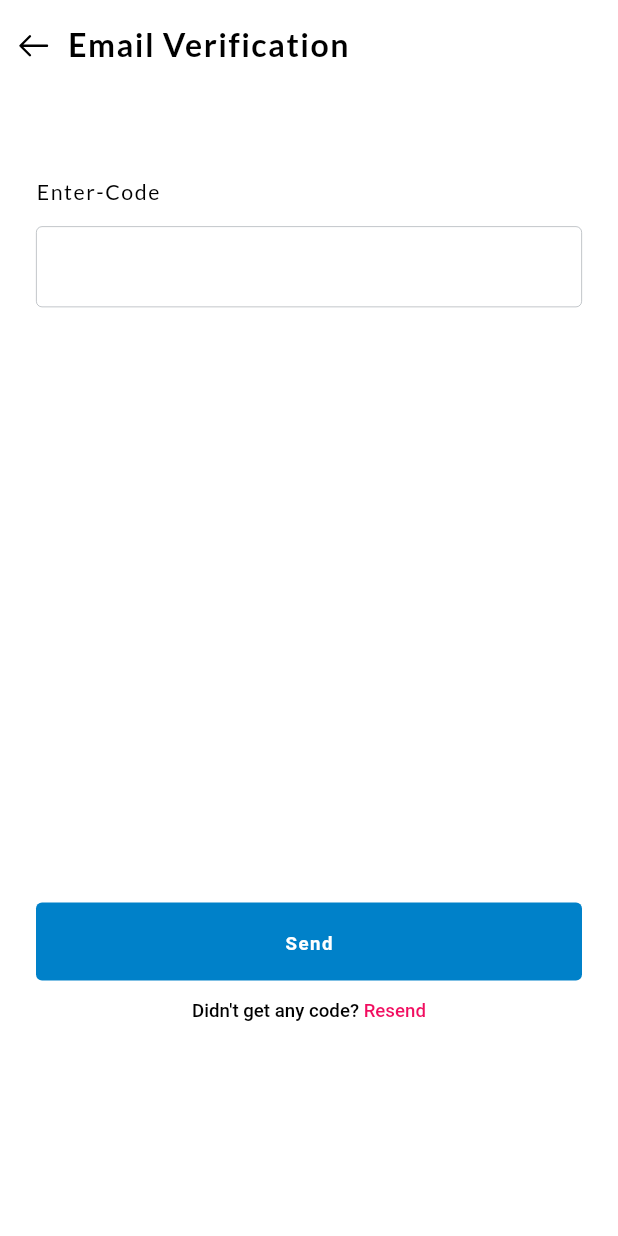
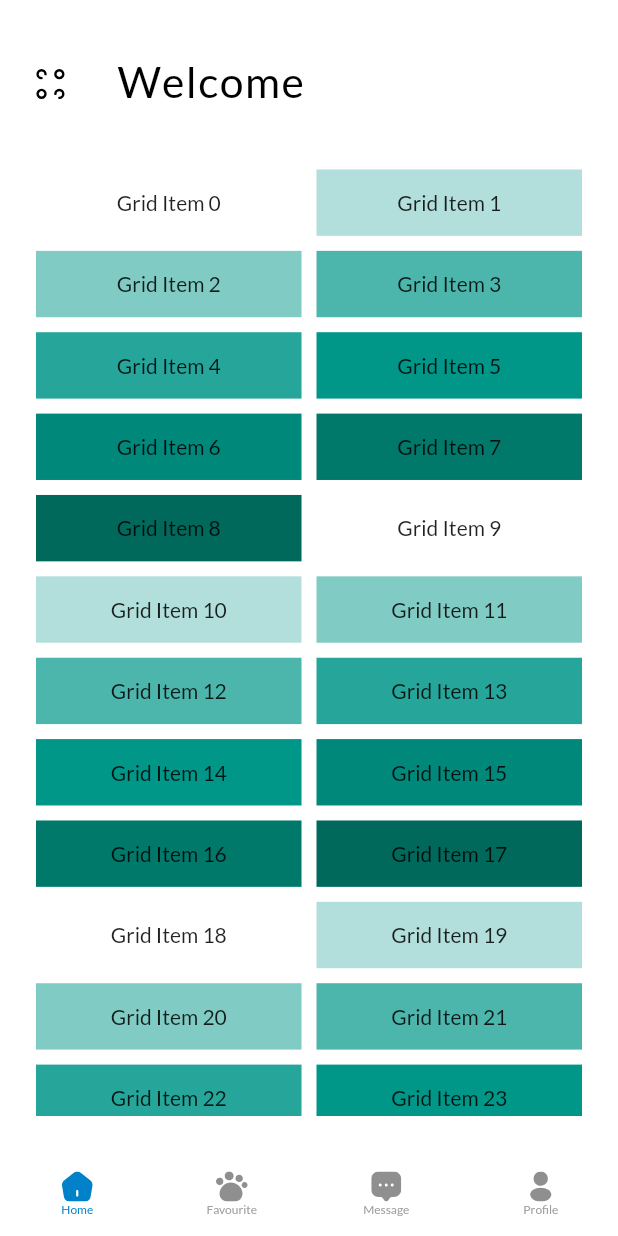
Before and after one commit to devshally/petbi, a Flutter app: the EmailVerificationScreen screen opened by its route, after a tap on "Send", on a phone screen of 412 x 824 dp. Run offline on Flutter 3.47's test engine with Material 2 defaults, Android fonts, the phone set to English and light mode, and no system bars; our stand-ins replace auto_route, dio, equatable, flutter_bloc, flutter_screenutil, flutter_svg and 3 more.

Commit message:
(WIP) Bottom Navigation.

```diff
--- a/lib/src/bottom navigation/bottom_navigation.dart
+++ b/lib/src/bottom navigation/bottom_navigation.dart
@@ -1,12 +1,26 @@
+// ignore_for_file: deprecated_member_use
+
 import 'package:flutter/material.dart';
+import 'package:petbi/src/bottom%20navigation/home/home.dart';
 import 'package:petbi/src/core/resources/resources.dart';
 import 'package:petbi/src/core/resources/widgets/bottom_navigation_bar/state/bottom_navigation_state.dart';
 
-class BottomNavigationScreen extends StatefulWidget {
+class BottomNavigationScreen extends StatefulWidget
+    implements AutoRouteWrapper {
   const BottomNavigationScreen({super.key});
 
   @override
   State<BottomNavigationScreen> createState() => _BottomNavigationScreenState();
+
+  @override
+  Widget wrappedRoute(BuildContext context) {
+    return MultiBlocProvider(
+      providers: [
+        BlocProvider(create: (_) => BottomNavigationCubit()),
+      ],
+      child: this,
+    );
+  }
 }
 
 class _BottomNavigationScreenState extends State<BottomNavigationScreen> {
@@ -18,14 +32,47 @@ class _BottomNavigationScreenState extends State<BottomNavigationScreen> {
       body: IndexedStack(
         index: state.currentIndex,
         children: [
-          Container(),
+          const HomeScreen(),
           Container(),
           Container(),
           Container(),
         ],
       ),
-      bottomNavigationBar: const BottomNavigationWidget(
-        items: [],
+      bottomNavigationBar: BottomNavigationWidget(
+        items: [
+          BottomNavigationBarItem(
+            activeIcon: SvgPicture.asset(
+              AppImages.homeIcon,
+              color: Theme.of(context).primaryColor,
+            ),
+            icon: SvgPicture.asset(AppImages.homeIcon),
+            label: 'Home',
+          ),
+          BottomNavigationBarItem(
+            activeIcon: SvgPicture.asset(
+              AppImages.favoriteIcon,
+              color: Theme.of(context).primaryColor,
+            ),
+            icon: SvgPicture.asset(AppImages.favoriteIcon),
+            label: 'Favourite',
+          ),
+          BottomNavigationBarItem(
+            activeIcon: SvgPicture.asset(
+              AppImages.messageIcon,
+              color: Theme.of(context).primaryColor,
+            ),
+            icon: SvgPicture.asset(AppImages.messageIcon),
+            label: 'Message',
+          ),
+          BottomNavigationBarItem(
+            activeIcon: SvgPicture.asset(
+              AppImages.userIcon,
+              color: Theme.of(context).primaryColor,
+            ),
+            icon: SvgPicture.asset(AppImages.userIcon),
+            label: 'Profile',
+          ),
+        ],
       ),
     );
   }
--- /dev/null
+++ b/lib/src/bottom navigation/home/home.dart
@@ -0,0 +1,51 @@
+import 'package:flutter/material.dart';
+import 'package:petbi/src/core/resources/resources.dart';
+
+class HomeScreen extends StatelessWidget {
+  const HomeScreen({super.key});
+
+  @override
+  Widget build(BuildContext context) {
+    return Scaffold(
+      body: Padding(
+        padding: const EdgeInsets.all(padding),
+        child: CustomScrollView(
+          slivers: [
+            SliverAppBar(
+              expandedHeight: 100.h,
+              leading: Padding(
+                padding: const EdgeInsets.only(top: 8),
+                child: SvgPicture.asset(AppImages.menuIcon),
+              ),
+              leadingWidth: 20.w,
+              titleSpacing: 36.w,
+              title: TextView(
+                text: 'Welcome',
+                fontSize: 32.sp,
+                fontWeight: FontWeight.w500,
+              ),
+            ),
+            SliverGrid(
+              gridDelegate: const SliverGridDelegateWithMaxCrossAxisExtent(
+                maxCrossAxisExtent: 200.0,
+                mainAxisSpacing: 10.0,
+                crossAxisSpacing: 10.0,
+                childAspectRatio: 4.0,
+              ),
+              delegate: SliverChildBuilderDelegate(
+                (BuildContext context, int index) {
+                  return Container(
+                    alignment: Alignment.center,
+                    color: Colors.teal[100 * (index % 9)],
+                    child: Text('Grid Item $index'),
+                  );
+                },
+                childCount: 50,
+              ),
+            ),
+          ],
+        ),
+      ),
+    );
+  }
+}
--- a/lib/src/core/resources/widgets/bottom_navigation_bar/bottom_navigation_widget.dart
+++ b/lib/src/core/resources/widgets/bottom_navigation_bar/bottom_navigation_widget.dart
@@ -16,20 +16,15 @@ class _BottomNavigationWidgetState extends State<BottomNavigationWidget> {
     final state = context.watch<BottomNavigationCubit>();
 
     return Container(
-      decoration: BoxDecoration(
+      decoration: const BoxDecoration(
         color: Colors.white,
-        boxShadow: [
-          BoxShadow(
-            blurRadius: 10.5,
-            spreadRadius: 10,
-            color: Colors.black.withOpacity(.05),
-            offset: const Offset(0, -5),
-          ),
-        ],
       ),
       child: BottomNavigationBar(
+        elevation: 0,
         items: widget.items,
-        onTap: (int index) {},
+        onTap: (int index) {
+          state.changeIndex(index);
+        },
         currentIndex: state.currentIndex,
         backgroundColor: Colors.white,
         selectedLabelStyle: TextStyle(
@@ -37,7 +32,7 @@ class _BottomNavigationWidgetState extends State<BottomNavigationWidget> {
           fontWeight: FontWeight.w400,
           fontSize: 8,
         ),
-        selectedItemColor: const Color.fromRGBO(9, 17, 24, 1),
+        selectedItemColor: Theme.of(context).primaryColor,
         unselectedItemColor: Colors.grey,
         unselectedLabelStyle: const TextStyle(
           color: Color.fromRGBO(9, 17, 24, 1),
--- a/lib/src/features/user/ui/email_verification.dart
+++ b/lib/src/features/user/ui/email_verification.dart
@@ -36,7 +36,9 @@ class EmailVerificationScreen extends StatelessWidget {
             S.h(446.h),
             MyButton.fill(
               context: context,
-              onPressed: () {},
+              onPressed: () => context.router.replace(
+                const BottomNavigationRoute(),
+              ),
               text: 'Send',
             ),
             TextButton(
--- a/lib/src/features/user/ui/login.dart
+++ b/lib/src/features/user/ui/login.dart
@@ -61,7 +61,9 @@ class LoginScreen extends StatelessWidget {
               S.h(349.h),
               MyButton.fill(
                 context: context,
-                onPressed: () {},
+                onPressed: () => context.router.replace(
+                  const BottomNavigationRoute(),
+                ),
                 text: 'Log In',
               ),
               S.h(15.h),
--- a/lib/src/features/user/ui/reset_password.dart
+++ b/lib/src/features/user/ui/reset_password.dart
@@ -51,7 +51,9 @@ class ResetPasswordScreen extends StatelessWidget {
             S.h(353.h),
             MyButton.fill(
               context: context,
-              onPressed: () {},
+              onPressed: () => context.router.replace(
+                const BottomNavigationRoute(),
+              ),
               text: 'Reset',
             ),
           ],
```
